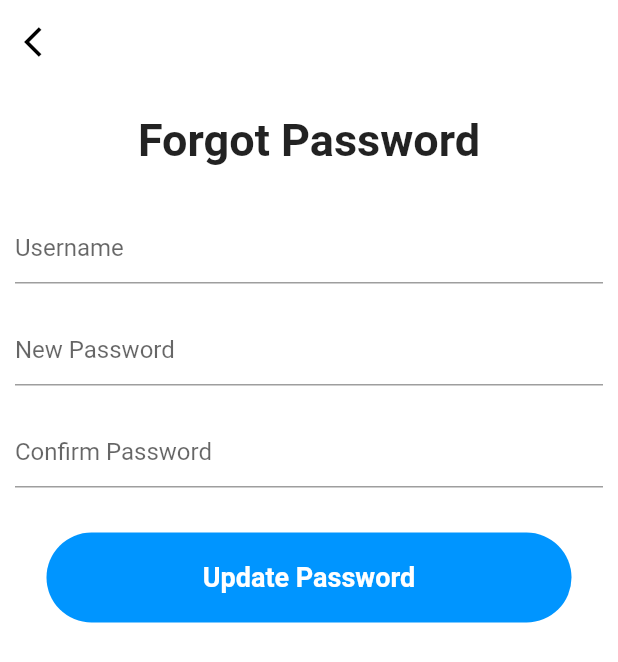
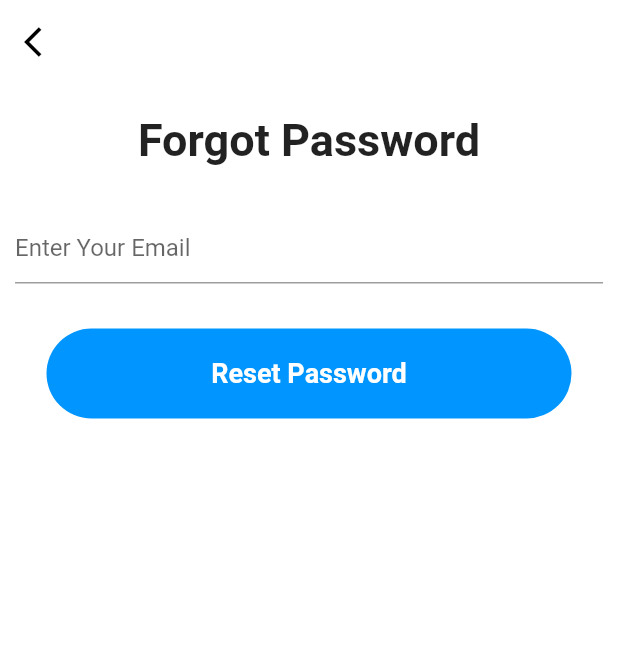
Before and after one commit to AbdulHakkam/SDGP, a Flutter app: the ForgotPassword screen opened directly, on a phone screen of 412 x 824 dp. Shown: the top 662 px of the screen. Run offline on Flutter 3.47's test engine with Material 2 defaults, Android fonts, the light colour scheme and no system bars; our stand-ins replace firebase_auth, firebase_core; accounts and stored records are empty.

Commit message:
Forgot password option is finished

```diff
--- a/four_paws/lib/forgotpassword.dart
+++ b/four_paws/lib/forgotpassword.dart
@@ -1,3 +1,4 @@
+import 'package:firebase_auth/firebase_auth.dart';
 import 'package:flutter/cupertino.dart';
 import 'package:flutter/material.dart';
 
@@ -15,7 +16,8 @@ class ForgotPassword extends StatefulWidget {
 }
 
 class _ForgotPasswordState extends State<ForgotPassword> {
-  late String username,newpassword,confirmpassword;
+  late String username;
+  TextEditingController _emailTextController = TextEditingController();
 
 
 
@@ -52,56 +54,12 @@ class _ForgotPasswordState extends State<ForgotPassword> {
           Padding(
             padding: EdgeInsets.all(10),
             child:TextFormField(
-              keyboardType:TextInputType.text,
-              onChanged: (value) {
-                setState(() {
-                  username=value;
-                });
-              },
+              controller: _emailTextController,
               decoration: InputDecoration(
-                hintText: 'Username',
+                hintText: 'Enter Your Email',
               ),
             ) ,
           ),
-
-
-          Padding(
-            padding:EdgeInsets.all(10),
-            child:TextFormField(
-              keyboardType:TextInputType.text,
-              obscureText:true ,
-              onChanged: (value) {
-                setState(() {
-                  newpassword=value;
-                });
-              },
-              decoration: InputDecoration(
-                hintText: 'New Password',
-
-
-              ),
-            ),
-          ),
-
-          Padding(
-            padding:EdgeInsets.all(10),
-            child:TextFormField(
-              keyboardType:TextInputType.text,
-              obscureText:true ,
-              onChanged: (value) {
-                setState(() {
-                  confirmpassword=value;
-                });
-              },
-              decoration: InputDecoration(
-                hintText: 'Confirm Password',
-
-
-              ),
-            ),
-          ),
-
-
 
           Container(
             padding:EdgeInsets.symmetric(vertical: 20),
@@ -109,7 +67,11 @@ class _ForgotPasswordState extends State<ForgotPassword> {
             child: MaterialButton(
               minWidth:350,
               height: 60,
-              onPressed: () {},
+              onPressed: () {
+                FirebaseAuth.instance.sendPasswordResetEmail(email: _emailTextController.text)
+                .then((value) => Navigator.pop(context));
+
+              },
               color: Color(0xff0095FF),
               elevation: 0,
               shape: RoundedRectangleBorder(
@@ -117,7 +79,7 @@ class _ForgotPasswordState extends State<ForgotPassword> {
               ),
 
               child: Text(
-                "Update Password", style: TextStyle(
+                "Reset Password", style: TextStyle(
                 fontWeight: FontWeight.w600,
                 fontSize: 18,
                 color: Colors.white,
```
